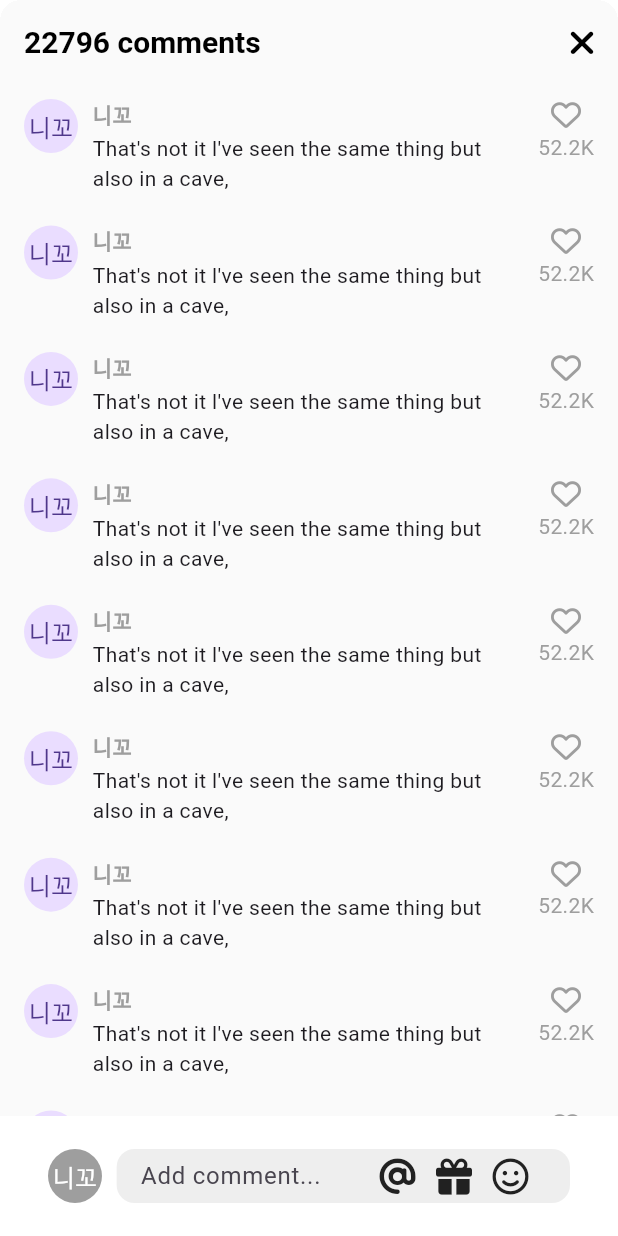
After one commit to sigirace/tiktok_clone_v2, a Flutter app: the VideoComments screen opened directly, on a phone screen of 412 x 824 dp. The commit adds this screen. Run offline on Flutter 3.47's test engine with Material 3 defaults, Android fonts, the phone set to English and light mode, and no system bars; our stand-ins replace flutter_screenutil, font_awesome_flutter, video_player, visibility_detector; network calls fail.

Commit message:
feat: comment ui

```diff
--- a/lib/features/main_navigation/main_navigation_screen.dart
+++ b/lib/features/main_navigation/main_navigation_screen.dart
@@ -48,6 +48,7 @@
   @override
   Widget build(BuildContext context) {
     return Scaffold(
+      resizeToAvoidBottomInset: false,
       body: Stack(
         children: [
           Offstage(
--- /dev/null
+++ b/lib/features/videos/widgets/video_comments.dart
@@ -0,0 +1,205 @@
+import 'package:flutter/material.dart';
+import 'package:font_awesome_flutter/font_awesome_flutter.dart';
+
+import '../../../constants/gaps.dart';
+import '../../../constants/sizes.dart';
+
+class VideoComments extends StatefulWidget {
+  const VideoComments({super.key});
+
+  @override
+  State<VideoComments> createState() => _VideoCommentsState();
+}
+
+class _VideoCommentsState extends State<VideoComments> {
+  bool _isWriting = false;
+
+  void _onClosePressed() {
+    Navigator.of(context).pop();
+  }
+
+  void _stopWriting() {
+    FocusScope.of(context).unfocus();
+    setState(() {
+      _isWriting = false;
+    });
+  }
+
+  void _onStartWriting() {
+    setState(() {
+      _isWriting = true;
+    });
+  }
+
+  @override
+  Widget build(BuildContext context) {
+    final size = MediaQuery.of(context).size;
+    return Container(
+      height: size.height * 0.75,
+      clipBehavior: Clip.hardEdge,
+      decoration: BoxDecoration(
+        borderRadius: BorderRadius.circular(Sizes.size14),
+      ),
+      child: Scaffold(
+        backgroundColor: Colors.grey.shade50,
+        appBar: AppBar(
+          backgroundColor: Colors.grey.shade50,
+          automaticallyImplyLeading: false,
+          title: const Text("22796 comments"),
+          actions: [
+            IconButton(
+              onPressed: _onClosePressed,
+              icon: const FaIcon(FontAwesomeIcons.xmark),
+            ),
+          ],
+        ),
+        body: GestureDetector(
+          onTap: _stopWriting,
+          child: Stack(
+            children: [
+              ListView.separated(
+                padding: const EdgeInsets.symmetric(
+                  vertical: Sizes.size10,
+                  horizontal: Sizes.size16,
+                ),
+                separatorBuilder: (context, index) => Gaps.v20,
+                itemCount: 10,
+                itemBuilder: (context, index) => Row(
+                  crossAxisAlignment: CrossAxisAlignment.start,
+                  children: [
+                    const CircleAvatar(
+                      radius: 18,
+                      child: Text("니꼬"),
+                    ),
+                    Gaps.h10,
+                    Expanded(
+                      child: Column(
+                        crossAxisAlignment: CrossAxisAlignment.start,
+                        children: [
+                          Text(
+                            '니꼬',
+                            style: TextStyle(
+                              fontWeight: FontWeight.bold,
+                              fontSize: Sizes.size14,
+                              color: Colors.grey.shade500,
+                            ),
+                          ),
+                          Gaps.v3,
+                          const Text(
+                            "That's not it l've seen the same thing but also in a cave,",
+                          ),
+                        ],
+                      ),
+                    ),
+                    Gaps.h10,
+                    Column(
+                      children: [
+                        FaIcon(
+                          FontAwesomeIcons.heart,
+                          size: Sizes.size20,
+                          color: Colors.grey.shade500,
+                        ),
+                        Gaps.v2,
+                        Text(
+                          '52.2K',
+                          style: TextStyle(
+                            color: Colors.grey.shade500,
+                          ),
+                        ),
+                      ],
+                    ),
+                  ],
+                ),
+              ),
+              Positioned(
+                bottom: 0,
+                width: size.width,
+                child: BottomAppBar(
+                  color: Colors.white,
+                  child: Padding(
+                    padding: const EdgeInsets.symmetric(
+                      horizontal: Sizes.size16,
+                      vertical: Sizes.size10,
+                    ),
+                    child: Row(
+                      children: [
+                        CircleAvatar(
+                          radius: 18,
+                          backgroundColor: Colors.grey.shade500,
+                          foregroundColor: Colors.white,
+                          child: const Text("니꼬"),
+                        ),
+                        Gaps.h10,
+                        Expanded(
+                          child: SizedBox(
+                            height: Sizes.size44,
+                            child: TextField(
+                              onTap: _onStartWriting,
+                              expands: true,
+                              minLines: null,
+                              maxLines: null,
+                              textInputAction: TextInputAction.newline,
+                              cursorColor: Theme.of(context).primaryColor,
+                              decoration: InputDecoration(
+                                hintText: "Add comment...",
+                                border: OutlineInputBorder(
+                                  borderRadius: BorderRadius.circular(
+                                    Sizes.size12,
+                                  ),
+                                  borderSide: BorderSide.none,
+                                ),
+                                filled: true,
+                                fillColor: Colors.grey.shade200,
+                                contentPadding: const EdgeInsets.symmetric(
+                                  horizontal: Sizes.size12,
+                                ),
+                                suffixIcon: Padding(
+                                  padding: const EdgeInsets.only(
+                                    right: Sizes.size14,
+                                  ),
+                                  child: Row(
+                                    mainAxisSize: MainAxisSize.min,
+                                    children: [
+                                      FaIcon(
+                                        FontAwesomeIcons.at,
+                                        color: Colors.grey.shade900,
+                                      ),
+                                      Gaps.h14,
+                                      FaIcon(
+                                        FontAwesomeIcons.gift,
+                                        color: Colors.grey.shade900,
+                                      ),
+                                      Gaps.h14,
+                                      FaIcon(
+                                        FontAwesomeIcons.faceSmile,
+                                        color: Colors.grey.shade900,
+                                      ),
+                                      Gaps.h14,
+                                      if (_isWriting)
+                                        GestureDetector(
+                                          onTap: _stopWriting,
+                                          child: FaIcon(
+                                            FontAwesomeIcons.circleArrowUp,
+                                            color:
+                                                Theme.of(context).primaryColor,
+                                          ),
+                                        ),
+                                    ],
+                                  ),
+                                ),
+                              ),
+                            ),
+                          ),
+                        ),
+                      ],
+                    ),
+                  ),
+                ),
+              ),
+            ],
+          ),
+        ),
+      ),
+    );
+  }
+}
--- a/lib/features/videos/widgets/video_post.dart
+++ b/lib/features/videos/widgets/video_post.dart
@@ -1,6 +1,7 @@
 import 'package:flutter/material.dart';
 import 'package:font_awesome_flutter/font_awesome_flutter.dart';
 import 'package:tiktok_clone_v2/features/videos/widgets/video_button.dart';
+import 'package:tiktok_clone_v2/features/videos/widgets/video_comments.dart';
 import 'package:video_player/video_player.dart';
 import 'package:visibility_detector/visibility_detector.dart';
 
@@ -69,7 +70,9 @@
     // 완전히 보이지 않는데 재생중이면 -> 멈춤
     // 완전히 보이지 않는데 재생중이 아니면 -> 멈춤 (keep going)
     // 완전히 보이는데 재생중이면 -> 재생 (keep going)
-    if (info.visibleFraction == 1 && !_videoPlayerController.value.isPlaying) {
+    if (info.visibleFraction == 1 &&
+        !_isPaused &&
+        !_videoPlayerController.value.isPlaying) {
       _videoPlayerController.play();
     } else if (info.visibleFraction != 1 &&
         _videoPlayerController.value.isPlaying) {
@@ -91,6 +94,17 @@
         _isPaused = false;
       });
     }
+  }
+
+  void _onCommentButtonTapped() async {
+    _onTogglePlay();
+    await showModalBottomSheet(
+      isScrollControlled: true,
+      context: context,
+      builder: (context) => const VideoComments(),
+      clipBehavior: Clip.hardEdge,
+    );
+    _onTogglePlay();
   }
 
   @override
@@ -182,9 +196,12 @@
                   text: "2.9M",
                 ),
                 Gaps.v24,
-                const VideoButton(
-                  icon: FontAwesomeIcons.solidComment,
-                  text: "33K",
+                GestureDetector(
+                  onTap: _onCommentButtonTapped,
+                  child: const VideoButton(
+                    icon: FontAwesomeIcons.solidComment,
+                    text: "33K",
+                  ),
                 ),
                 Gaps.v24,
                 const VideoButton(
```
